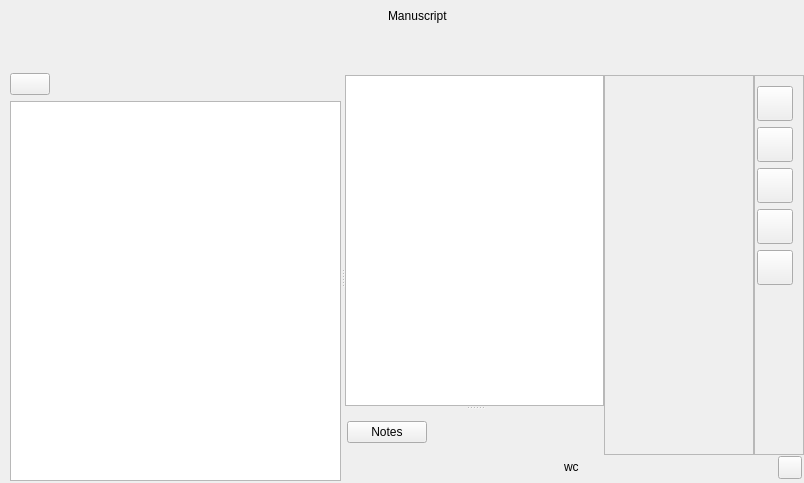
Above: ui/manuscript_view.ui from zkovari/plotlyst before the change. Below: the same form after it.
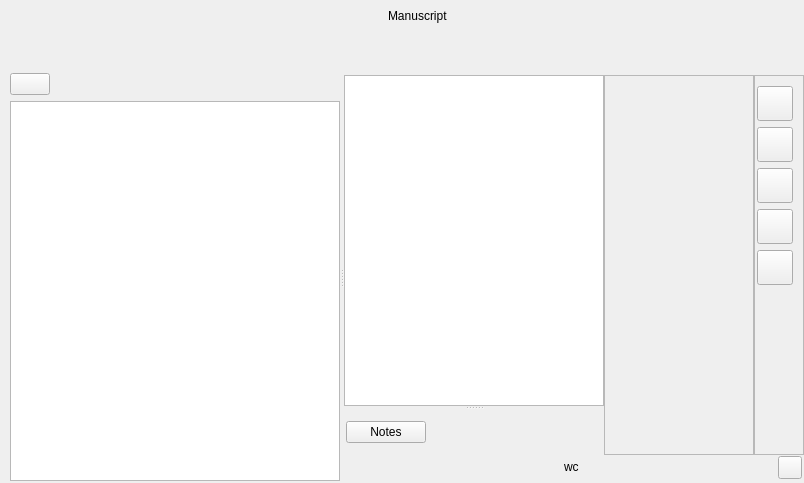
That is the form after the change. The open tabs and pages were chosen to show the change. Custom widgets are drawn as their Qt base class.

What changed in the file:
```diff
--- a/ui/manuscript_view.ui
+++ b/ui/manuscript_view.ui
@@ -353,7 +353,7 @@
               <number>3</number>
              </property>
              <property name="leftMargin">
-              <number>0</number>
+              <number>2</number>
              </property>
              <property name="topMargin">
               <number>2</number>
@@ -390,10 +390,10 @@
                   <number>3</number>
                  </property>
                  <property name="leftMargin">
-                  <number>2</number>
+                  <number>5</number>
                  </property>
                  <property name="topMargin">
-                  <number>2</number>
+                  <number>5</number>
                  </property>
                  <property name="rightMargin">
                   <number>2</number>
```
